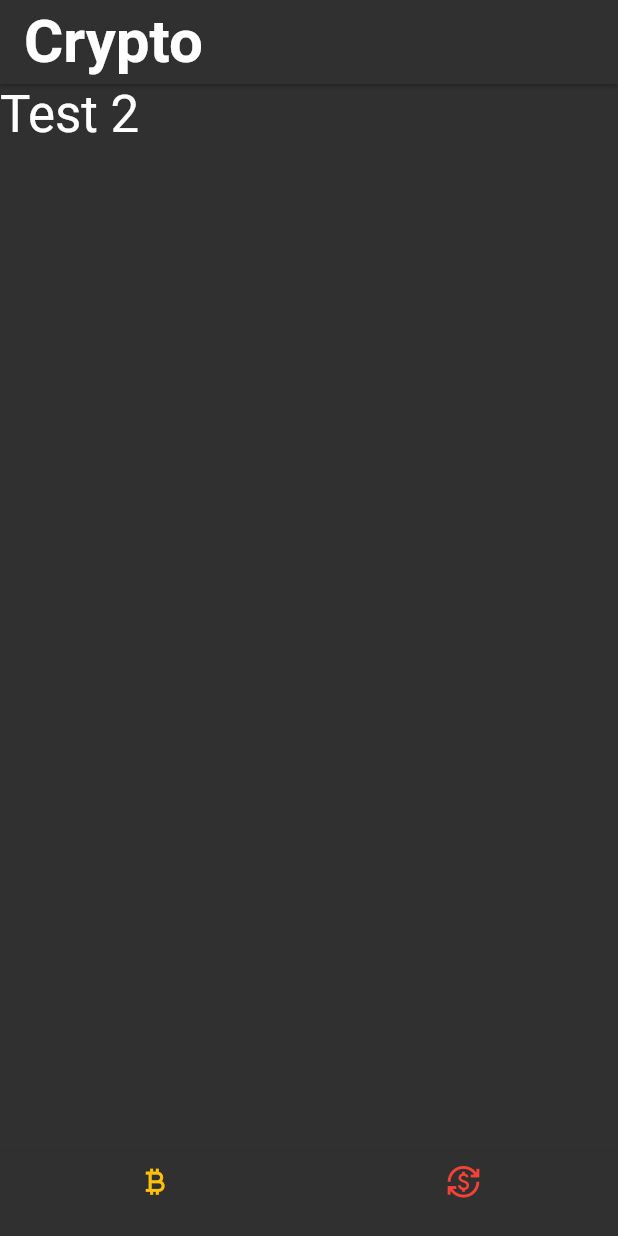
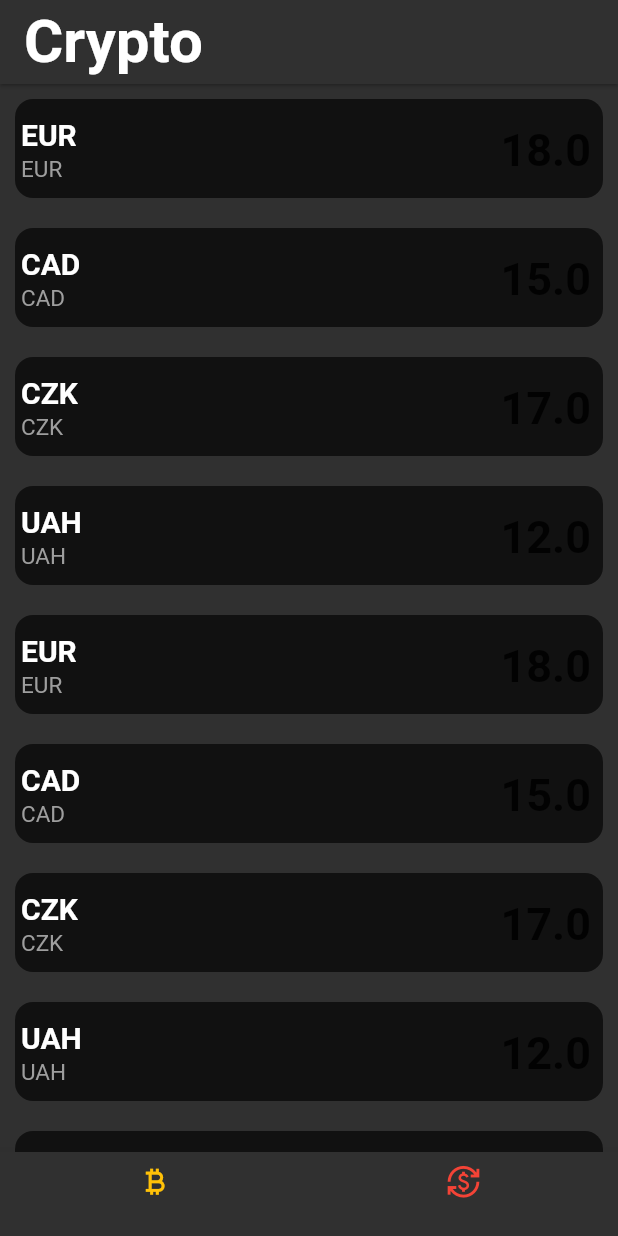
Before and after one commit to denistatarcheno/dooin_dev, a Flutter app: the screen it shows after launch, item 2 of the bottom bar chosen, on a phone screen of 412 x 824 dp. Run offline on Flutter 3.47's test engine with Material 2 defaults, Android fonts, the phone set to English and light mode, and no system bars.

Commit message:
run named problem

```diff
--- a/lib/screens/crypto_screen.dart
+++ b/lib/screens/crypto_screen.dart
@@ -1,5 +1,5 @@
-import 'package:dooin_dev/models/inset_model.dart';
 import 'package:dooin_dev/widgets/crypto_list.dart';
+import 'package:dooin_dev/widgets/currency_list.dart';
 import 'package:flutter/material.dart';
 
 class CryptoScreen extends StatefulWidget {
@@ -14,13 +14,7 @@ class _CryptoScreenState extends State<CryptoScreen> {
 
   static List<Widget> _screensOptions = <Widget>[
     CryptoList(),
-    Text(
-      "Test 2",
-      style: const TextStyle(
-        color: Colors.white,
-        fontSize: 34,
-      ),
-    ),
+    CurrencyList(),
   ];
 
   void _onItemTapped(int index) {
--- /dev/null
+++ b/lib/utils/curencies.dart
@@ -0,0 +1,16 @@
+import 'package:dooin_dev/models/currency_model.dart';
+
+final List<CurrencyModel> curencies = [
+  CurrencyModel('EUR', 'EUR', 18),
+  CurrencyModel('CAD', 'CAD', 15),
+  CurrencyModel('CZK', 'CZK', 17),
+  CurrencyModel('UAH', 'UAH', 12),
+  CurrencyModel('EUR', 'EUR', 18),
+  CurrencyModel('CAD', 'CAD', 15),
+  CurrencyModel('CZK', 'CZK', 17),
+  CurrencyModel('UAH', 'UAH', 12),
+  CurrencyModel('EUR', 'EUR', 18),
+  CurrencyModel('CAD', 'CAD', 15),
+  CurrencyModel('CZK', 'CZK', 17),
+  CurrencyModel('UAH', 'UAH', 12),
+];
--- /dev/null
+++ b/lib/widgets/currency_list.dart
@@ -0,0 +1,21 @@
+import 'package:dooin_dev/utils/curencies.dart';
+import 'package:flutter/material.dart';
+import 'currency_widget.dart';
+
+class CurrencyList extends StatelessWidget {
+  const CurrencyList({Key? key}) : super(key: key);
+
+  @override
+  Widget build(BuildContext context) {
+    return ListView.builder(
+      itemCount: curencies.length,
+      itemBuilder: ((context, index) {
+        return CurrencyWidget(
+          title: curencies[index].title,
+          description: curencies[index].description,
+          panel: curencies[index].price.toString(),
+        );
+      }),
+    );
+  }
+}
--- /dev/null
+++ b/lib/widgets/currency_widget.dart
@@ -0,0 +1,71 @@
+import 'package:flutter/material.dart';
+
+class CurrencyWidget extends StatelessWidget {
+  final String title;
+  final String description;
+  final String panel;
+  const CurrencyWidget({
+    Key? key,
+    required this.title,
+    required this.description,
+    required this.panel,
+  }) : super(key: key);
+
+  @override
+  Widget build(BuildContext context) {
+    return Container(
+      decoration: BoxDecoration(
+        color: const Color(0xff111111),
+        borderRadius: BorderRadius.circular(12),
+      ),
+      margin: const EdgeInsets.all(10.0),
+      child: Padding(
+        padding: const EdgeInsets.only(
+          left: 4.0,
+          top: 12.0,
+          right: 8.0,
+          bottom: 10.0,
+        ),
+        child: Row(
+          children: [
+            Expanded(
+              child: Column(
+                crossAxisAlignment: CrossAxisAlignment.start,
+                children: [
+                  Text(
+                    title,
+                    style: const TextStyle(
+                      fontSize: 20,
+                      fontWeight: FontWeight.w600,
+                      color: Colors.white,
+                    ),
+                  ),
+                  const SizedBox(
+                    height: 3,
+                  ),
+                  SizedBox(
+                    width: 300,
+                    child: Text(
+                      description,
+                      style: const TextStyle(
+                          fontSize: 15,
+                          fontWeight: FontWeight.w400,
+                          color: Colors.grey),
+                    ),
+                  )
+                ],
+              ),
+            ),
+            Text(
+              panel,
+              style: const TextStyle(
+                fontSize: 30,
+                fontWeight: FontWeight.w600,
+              ),
+            ),
+          ],
+        ),
+      ),
+    );
+  }
+}
```
Also changed, not shown: lib/models/crypto_model.dart (added, +8 -0 lines), lib/screens/currency_screen.dart (+7 -22 lines), lib/utils/crypto.dart (added, +28 -0 lines), lib/utils/insets.dart (deleted, +0 -16 lines), lib/widgets/crypto_list.dart (+8 -9 lines), lib/widgets/crypto_widget.dart (added, +76 -0 lines), lib/widgets/currencies_list.dart (deleted).
